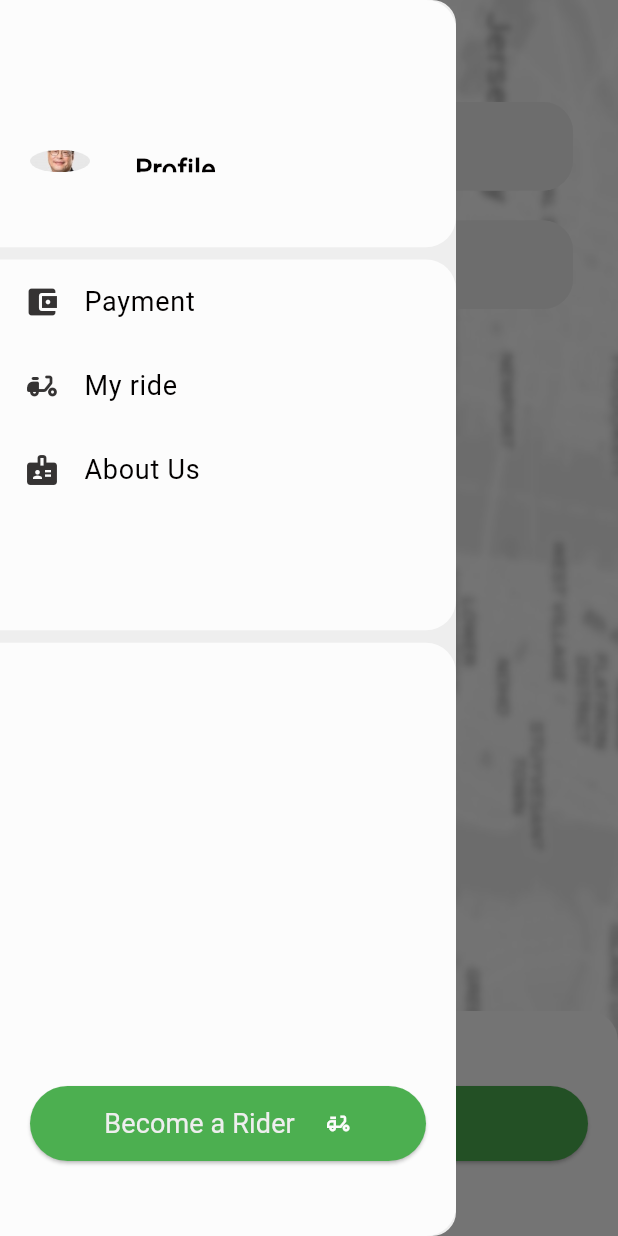
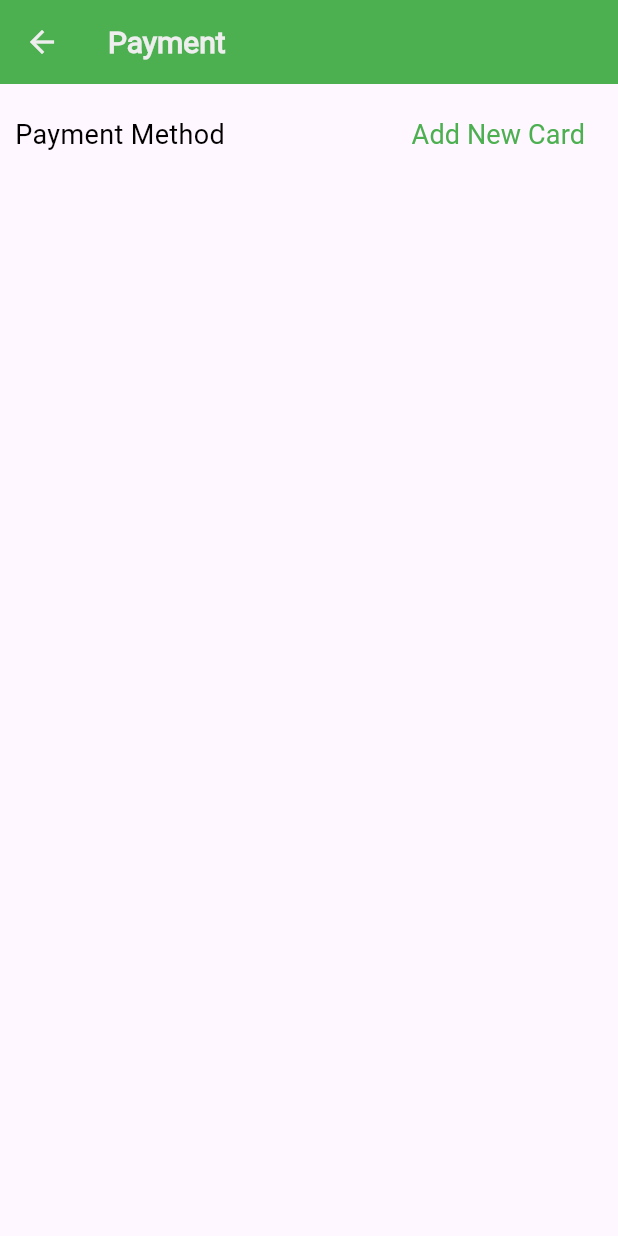
Before and after one commit to vastoutlet/apex_logistics, a Flutter app: the DecideRoute screen opened by its route, after a tap on the "menu" icon, after a tap on "Payment", on a phone screen of 412 x 824 dp. Run offline on Flutter 3.47's test engine with Material 3 defaults, Android fonts, the light colour scheme and no system bars; our stand-ins replace animated_splash_screen, dotted_line, firebase_core, flutter_slidable, flutter_styled_toast, get and 6 more; missing offline and left inert: another_stepper; accounts and stored records are empty.

Commit message:
:credit_card: payment screen

```diff
--- a/lib/components/defaultAppBar.dart
+++ b/lib/components/defaultAppBar.dart
@@ -3,8 +3,12 @@ import 'package:apex_logistics/utils/constant.dart';
 import 'package:flutter/material.dart';
 
 class DefaultAppBar extends StatelessWidget implements PreferredSizeWidget {
+  final String title;
+  final Widget icon;
   const DefaultAppBar({
     super.key,
+    required this.title,
+    this.icon = const SizedBox.shrink(),
   });
 
   @override
@@ -15,21 +19,13 @@ class DefaultAppBar extends StatelessWidget implements PreferredSizeWidget {
     return AppBar(
       backgroundColor: Constants.primaryNormal,
       foregroundColor: Constants.whiteNormal,
-      title: const DefaultText(
-        text: "My Ride",
+      title: DefaultText(
+        text: title,
         size: 20,
         fontColor: Constants.whiteNormal,
         weight: FontWeight.bold,
       ),
-      actions: [
-        IconButton(
-          onPressed: () {},
-          icon: const Icon(
-            Icons.filter_alt,
-            color: Constants.whiteNormal,
-          ),
-        ),
-      ],
+      actions: [icon!],
     );
   }
 }
--- a/lib/components/defaultForm.dart
+++ b/lib/components/defaultForm.dart
@@ -7,8 +7,10 @@ class DefaultForm extends StatelessWidget {
   final TextEditingController? controller;
   final IconData? icon;
   final Color borderColor;
+  final Color focusedBorderColor;
   final Color fillColor;
   final String? hintText;
+  final double borderWidth;
 
   const DefaultForm({
     this.keyboardType = TextInputType.name,
@@ -16,9 +18,11 @@ class DefaultForm extends StatelessWidget {
     this.controller,
     this.icon,
     this.borderColor = Constants.whiteNormal,
+    this.focusedBorderColor = Constants.whiteNormal,
     this.fillColor = Constants.whiteNormal,
     this.hintText,
     super.key,
+    this.borderWidth = 20,
   });
 
   @override
@@ -36,16 +40,16 @@ class DefaultForm extends StatelessWidget {
         fillColor: fillColor,
         filled: true,
         enabledBorder: OutlineInputBorder(
-          borderRadius: BorderRadius.circular(20),
+          borderRadius: BorderRadius.circular(borderWidth),
           borderSide: BorderSide(
             color: borderColor,
             width: 1,
           ),
         ),
         focusedBorder: OutlineInputBorder(
-          borderRadius: BorderRadius.circular(20),
+          borderRadius: BorderRadius.circular(borderWidth),
           borderSide: BorderSide(
-            color: borderColor,
+            color: focusedBorderColor,
           ),
         ),
       ),
--- a/lib/components/defaultSideBar.dart
+++ b/lib/components/defaultSideBar.dart
@@ -39,7 +39,8 @@ class DefaultSideBar extends StatelessWidget {
                   child: ClipOval(
                     child: Image.asset(
                       "assets/images/rider.jpg",
-                      width: 60,
+                      width: 50,
+                      height: 50,
                       fit: BoxFit.cover,
                     ),
                   ),
@@ -70,7 +71,10 @@ class DefaultSideBar extends StatelessWidget {
                 DefaultDrawerItems(
                   icon: Icons.account_balance_wallet,
                   text: "Payment",
-                  onTap: () {},
+                  onTap: () {
+                    Get.close(1);
+                    Get.toNamed(Routes.payment);
+                  },
                 ),
                 DefaultDrawerItems(
                   icon: Icons.delivery_dining_rounded,
--- a/lib/routes/routes.dart
+++ b/lib/routes/routes.dart
@@ -1,11 +1,13 @@
 import 'package:apex_logistics/views/auth/signin.dart';
 import 'package:apex_logistics/views/auth/verify_otp.dart';
+import 'package:apex_logistics/views/home/users/add_card.dart';
 import 'package:apex_logistics/views/home/users/chooseRider.dart';
 import 'package:apex_logistics/views/home/users/confirm_address.dart';
 import 'package:apex_logistics/views/home/users/decide_route.dart';
 import 'package:apex_logistics/views/home/users/my_ride.dart';
 import 'package:apex_logistics/views/home/users/my_ride_details.dart';
 import 'package:apex_logistics/views/home/users/package_content.dart';
+import 'package:apex_logistics/views/home/users/payment.dart';
 import 'package:apex_logistics/views/home/users/rider_arriving.dart';
 import 'package:apex_logistics/views/splash_screen.dart';
 import 'package:get/get.dart';
@@ -25,6 +27,8 @@ class Routes {
   static String riderArriving = "/riderArriving";
   static String myRide = "/myRide";
   static String myRideDetail = "/myRideDetail";
+  static String payment = "/payment";
+  static String addNewCard = "/addNewCard";
 }
 
 final getPages = [
@@ -68,4 +72,12 @@ final getPages = [
     name: Routes.myRideDetail,
     page: () => MyRideDetail(),
   ),
+  GetPage(
+    name: Routes.payment,
+    page: () => PaymentMethod(),
+  ),
+  GetPage(
+    name: Routes.addNewCard,
+    page: () => AddCard(),
+  ),
 ];
--- a/lib/views/auth/signin.dart
+++ b/lib/views/auth/signin.dart
@@ -1,5 +1,4 @@
 import 'package:apex_logistics/components/defaultButton.dart';
-import 'package:apex_logistics/components/defaultSnackBar.dart';
 import 'package:apex_logistics/components/defaultText.dart';
 import 'package:apex_logistics/routes/routes.dart';
 import 'package:apex_logistics/utils/constant.dart';
--- a/lib/views/auth/verify_otp.dart
+++ b/lib/views/auth/verify_otp.dart
@@ -1,6 +1,4 @@
 import 'dart:async';
-
-import 'package:apex_logistics/components/defaultAppBar.dart';
 import 'package:apex_logistics/components/defaultAppBar2.dart';
 import 'package:apex_logistics/components/defaultButton.dart';
 import 'package:apex_logistics/components/defaultOtpForm.dart';
--- a/lib/views/home/users/confirm_address.dart
+++ b/lib/views/home/users/confirm_address.dart
@@ -2,7 +2,6 @@ import 'package:another_stepper/another_stepper.dart';
 import 'package:apex_logistics/components/defaultButton.dart';
 import 'package:apex_logistics/components/defaultStepper.dart';
 import 'package:apex_logistics/components/defaultText.dart';
-import 'package:apex_logistics/routes/routes.dart';
 import 'package:apex_logistics/utils/constant.dart';
 import 'package:apex_logistics/views/home/users/package_content.dart';
 import 'package:flutter/material.dart';
@@ -13,7 +12,7 @@ import '../../../components/showTripModals.dart';
 class ConfirmAddress extends StatelessWidget {
   ConfirmAddress({super.key});
 
-  List<StepperData> stepperData = [
+  final List<StepperData> stepperData = [
     StepperData(
       title: StepperText(
         "Pick up",
--- /dev/null
+++ b/lib/views/home/users/payment.dart
@@ -0,0 +1,43 @@
+import 'package:apex_logistics/components/defaultAppBar.dart';
+import 'package:apex_logistics/components/defaultText.dart';
+import 'package:apex_logistics/routes/routes.dart';
+import 'package:apex_logistics/utils/constant.dart';
+import 'package:flutter/material.dart';
+import 'package:get/get.dart';
+
+class PaymentMethod extends StatelessWidget {
+  const PaymentMethod({super.key});
+
+  @override
+  Widget build(BuildContext context) {
+    return Scaffold(
+      // backgroundColor: Constants.primaryNormal,
+      appBar: DefaultAppBar(title: "Payment"),
+      body: Padding(
+        padding: const EdgeInsets.symmetric(vertical: 10.0, horizontal: 10.0),
+        child: Column(
+          children: [
+            Row(
+              children: [
+                const DefaultText(
+                  text: "Payment Method",
+                  size: 18.0,
+                ),
+                const Spacer(),
+                TextButton(
+                    onPressed: () {
+                      Get.toNamed(Routes.addNewCard);
+                    },
+                    child: const DefaultText(
+                      text: "Add New Card",
+                      fontColor: Constants.primaryNormal,
+                      size: 18.0,
+                    ))
+              ],
+            )
+          ],
+        ),
+      ),
+    );
+  }
+}
```
Also changed, not shown: lib/controllers/add_card_controller.dart (added, +18 -0 lines), lib/views/home/users/add_card.dart (added, +89 -0 lines), lib/views/home/users/my_ride.dart (+10 -4 lines), lib/views/home/users/my_ride_details.dart (+9 -3 lines).
